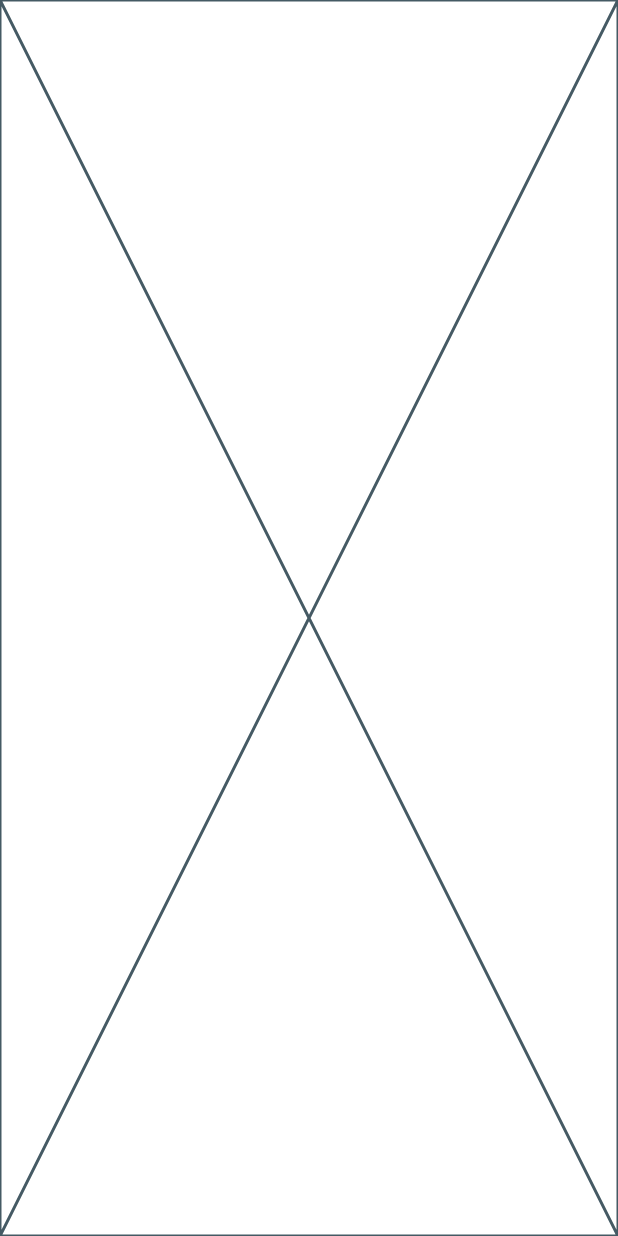
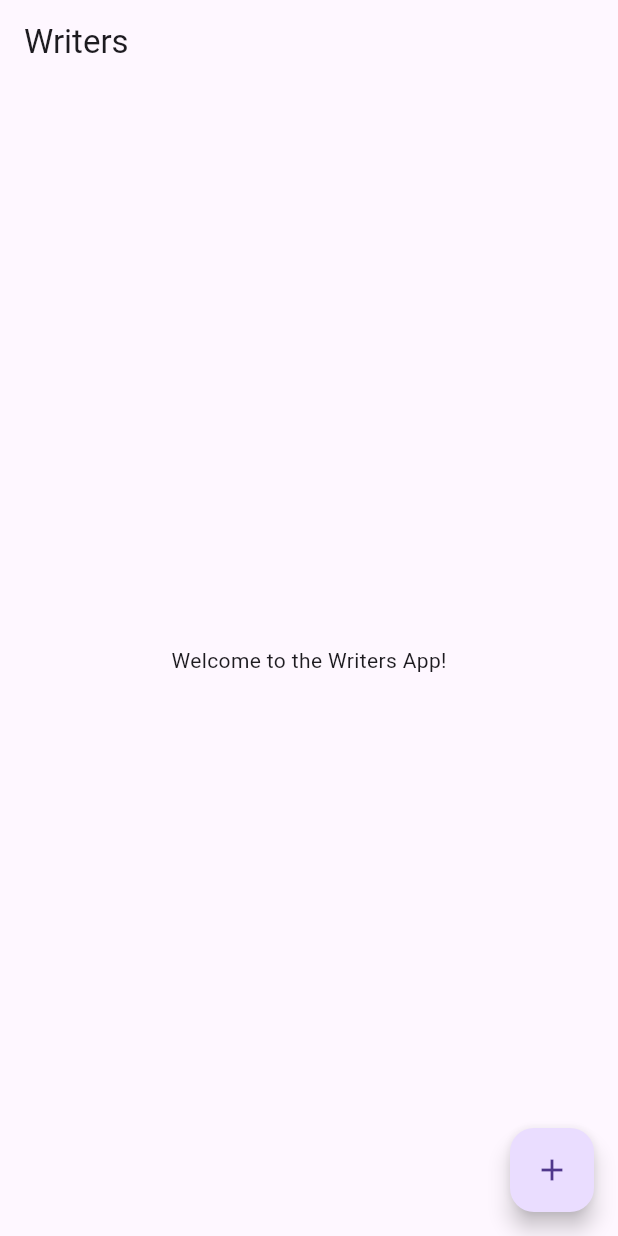
Before and after one commit to Abdalaziz-Badawi/Writers, a Flutter app: the screen it shows after launch, on a phone screen of 412 x 824 dp. Run offline on Flutter 3.47's test engine with Material 3 defaults, Android fonts, the phone set to English and light mode, and no system bars.

Commit message:
files update

```diff
--- /dev/null
+++ b/analysis_options.yaml
@@ -0,0 +1 @@
+include: package:flutter_lints/flutter.yaml
--- a/lib/pages/Homepage.dart
+++ b/lib/pages/Homepage.dart
@@ -5,6 +5,22 @@ class Homepage extends StatelessWidget {
 
   @override
   Widget build(BuildContext context) {
-    return const Placeholder();
+    return Scaffold(
+      appBar: AppBar(
+        title: Text('Writers'),
+      ),
+
+
+      body: Center(
+        child: Text('Welcome to the Writers App!'),
+      ),
+
+
+      floatingActionButton: FloatingActionButton(
+        onPressed: null, // Add functionality to create a new project
+        child: Icon(Icons.add),
+        tooltip: 'Create New Project',
+      ),
+    );
   }
 }
--- a/lib/pages/Rootpage.dart
+++ b/lib/pages/Rootpage.dart
@@ -0,0 +1,6 @@
+/* in this page we will create the root page of the app
+it will display the list of all projects created by the user
+page contents are : logo of app, list of projects, button to create new project, menu button to open delete, edit info of project, and hide projects
+secondary functions to add could be display type, (list, grid, etc) and sort by date, name, etc.
+
+ */
```
Also changed, not shown: lib/assets/components/drawers.dart (added), lib/assets/components/navbars.dart (added), 1 other file.
